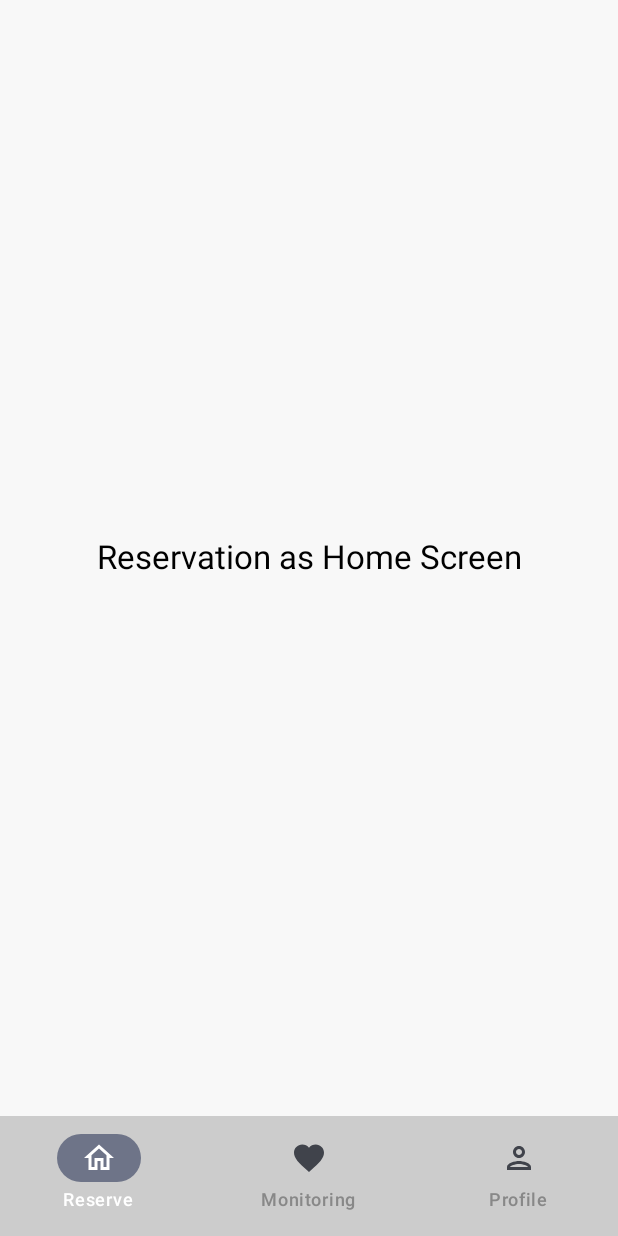
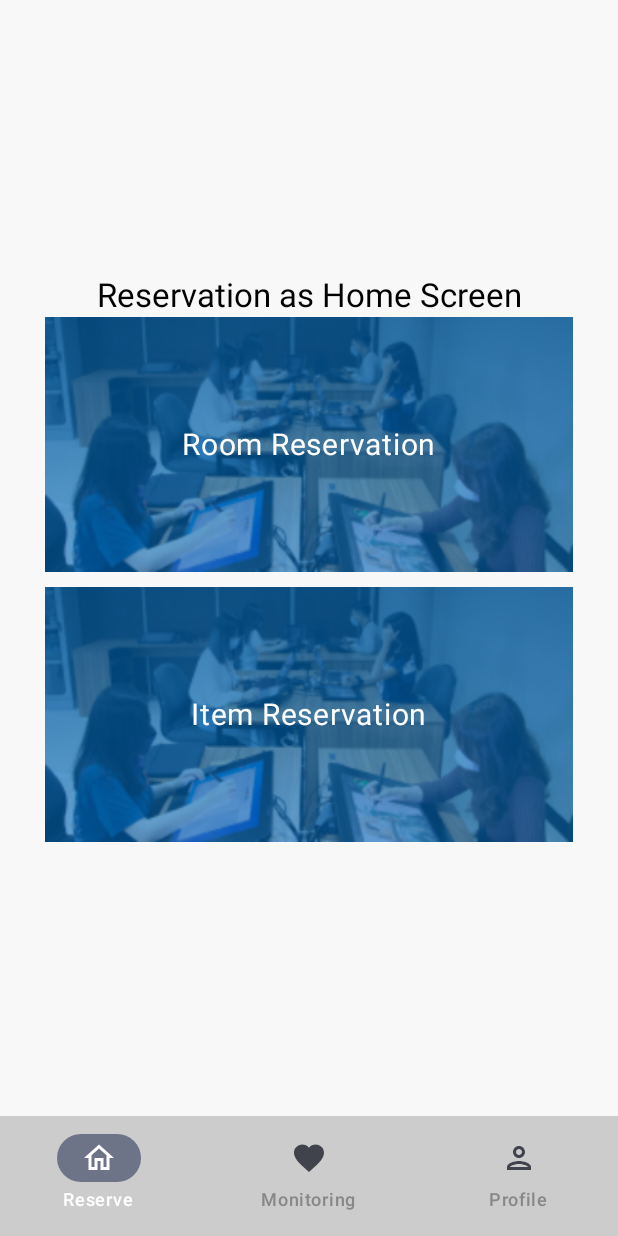
Before and after one commit to Lab-FSD-UMN/mobile-fsd-jetpack, an Android app built with Jetpack Compose: the screen it shows after launch (MainActivity), on a phone screen of 412 x 824 dp. Run offline under Robolectric (Android 15) with nearby library versions, the phone set to English and light mode, and no system bars.

Commit message:
update : app flow
+ reservation menu
* move NavigationGraph function to another file
+ new routes
+ buttonImage element

```diff
--- a/app/src/main/java/com/example/mobile_fsd_jetpack/MainActivity.kt
+++ b/app/src/main/java/com/example/mobile_fsd_jetpack/MainActivity.kt
@@ -35,20 +35,18 @@ import androidx.compose.runtime.remember
 import androidx.compose.ui.graphics.Color
 import androidx.compose.ui.graphics.vector.ImageVector
 import androidx.compose.ui.unit.dp
-import androidx.core.content.ContextCompat.startActivity
 import androidx.navigation.NavGraph.Companion.findStartDestination
 import androidx.navigation.NavHostController
 import androidx.navigation.compose.currentBackStackEntryAsState
-import com.example.mobile_fsd_jetpack.pages.MonitoringScreen
-import com.example.mobile_fsd_jetpack.pages.ProfileScreen
-import com.example.mobile_fsd_jetpack.pages.ReservationScreen
+import com.example.mobile_fsd_jetpack.navigation.NavigationGraph
 
 class MainActivity : ComponentActivity() {
     override fun onCreate(savedInstanceState: Bundle?) {
         super.onCreate(savedInstanceState)
 
         setContent {
-            val navController = rememberNavController()
+            val mainNavController = rememberNavController()
+//            val reservationNavController = rememberNavController()
             val context = LocalContext.current
             MobilefsdjetpackTheme {
                 val bottomBarHeight = 56.dp
@@ -58,7 +56,7 @@ class MainActivity : ComponentActivity() {
                 Scaffold(
                     bottomBar = {
                         BottomBar(
-                            navController = navController,
+                            navController = mainNavController,
                             state = buttonsVisible,
                             modifier = Modifier
                         )
@@ -71,7 +69,8 @@ class MainActivity : ComponentActivity() {
 //                            context.startActivity(intent)
 //                        }
 //                        else {
-                            NavigationGraph(navController = navController)
+                            NavigationGraph(navController = mainNavController)
+//                            ReservationNavigationGraph(navController = reservationNavController)
 //                        }
                     }
                 }
@@ -98,63 +97,38 @@ fun GreetingPreview() {
 }
 
 // Reference : https://www.c-sharpcorner.com/article/material-3-bottom-navigation-bar-in-jetpack-compose/
-sealed class Routes (
+sealed class MainNavRoutes (
     val route: String,
     val title: String? = null,
     val icon: ImageVector? = null
 ) {
-    object Reservation : Routes (
+    object Reservation : MainNavRoutes (
         route = "reservation_screen",
         title = "Reserve",
         icon = Icons.Outlined.Home
     )
 
-    object Monitoring : Routes (
+    object Monitoring : MainNavRoutes (
         route = "monitoring_screen",
         title = "Monitoring",
         icon = Icons.Outlined.Favorite
     )
 
-    object Profile : Routes (
+    object Profile : MainNavRoutes (
         route = "profile_screen",
         title = "Profile",
         icon = Icons.Outlined.Person
     )
 }
 
-// Screens to displayed are defined in another file /pages
-// Define Navigation Graph
-@Composable
-fun NavigationGraph(navController: NavHostController) {
-    NavHost(navController, startDestination = Routes.Reservation.route) {
-        composable("loginActivity") {
-            val context = LocalContext.current
-            val intent = Intent(context, LoginActivity::class.java)
-            context.startActivity(intent)
-        }
-        composable(Routes.Reservation.route) {
-            ReservationScreen()
-        }
-        composable(Routes.Monitoring.route) {
-            MonitoringScreen()
-        }
-        composable(Routes.Profile.route) {
-            ProfileScreen(navController = navController)
-        }
-    }
-}
-
-fun finish() {
-    TODO("Not yet implemented")
-}
-
+// Navigation graph is in another file /navigation
 // Create bottom navigation with Material 3
 @Composable
 fun BottomBar(
     navController: NavHostController, state: MutableState<Boolean>, modifier: Modifier = Modifier
 ) {
     val screens = listOf (
-        Routes.Reservation, Routes.Monitoring, Routes.Profile
+        MainNavRoutes.Reservation, MainNavRoutes.Monitoring, MainNavRoutes.Profile
     )
 
     NavigationBar (
@@ -172,6 +146,7 @@ fun BottomBar(
                 icon = {
                     Icon(imageVector = screen.icon!!, contentDescription = "")
                 },
+                // Nanti bisa ditambahin biar kalo routenya masih anakannya, berarti itu tetep selected (biar warnanya beda)
                 selected = currentRoute == screen.route,
                 onClick = {
                     navController.navigate(screen.route) {
--- /dev/null
+++ b/app/src/main/java/com/example/mobile_fsd_jetpack/navigation/NavigationGraph.kt
@@ -0,0 +1,46 @@
+package com.example.mobile_fsd_jetpack.navigation
+
+import android.content.Intent
+import androidx.compose.runtime.Composable
+import androidx.compose.ui.platform.LocalContext
+import androidx.navigation.NavHostController
+import androidx.navigation.compose.NavHost
+import androidx.navigation.compose.composable
+import com.example.mobile_fsd_jetpack.LoginActivity
+import com.example.mobile_fsd_jetpack.MainNavRoutes
+import com.example.mobile_fsd_jetpack.pages.MonitoringScreen
+import com.example.mobile_fsd_jetpack.pages.ProfileScreen
+import com.example.mobile_fsd_jetpack.pages.ReservationRoutes
+import com.example.mobile_fsd_jetpack.pages.ReservationScreen
+import com.example.mobile_fsd_jetpack.pages.reservation.ItemReservationScreen
+import com.example.mobile_fsd_jetpack.pages.reservation.RoomReservationScreen
+
+// Screens to displayed are defined in another file /pages
+// Define Navigation Graph
+@Composable
+fun NavigationGraph(navController: NavHostController) {
+    NavHost(navController, startDestination = MainNavRoutes.Reservation.route) {
+        composable("loginActivity") {
+            val context = LocalContext.current
+            val intent = Intent(context, LoginActivity::class.java)
+            context.startActivity(intent)
+        }
+        composable(MainNavRoutes.Reservation.route) {
+            ReservationScreen(navController = navController)
+        }
+        composable(MainNavRoutes.Monitoring.route) {
+            MonitoringScreen(navController = navController)
+        }
+        composable(MainNavRoutes.Profile.route) {
+            ProfileScreen(navController = navController)
+        }
+
+        // RESERVATION
+        composable(ReservationRoutes.RoomReservation.route) {
+            RoomReservationScreen(navController = navController)
+        }
+        composable(ReservationRoutes.ItemReservation.route) {
+            ItemReservationScreen(navController = navController)
+        }
+    }
+}
--- a/app/src/main/java/com/example/mobile_fsd_jetpack/pages/ProfileScreen.kt
+++ b/app/src/main/java/com/example/mobile_fsd_jetpack/pages/ProfileScreen.kt
@@ -37,7 +37,8 @@ fun ProfileScreen(navController: NavController ?= null) {
             text = "Profile Screen",
             style = MaterialTheme.typography.titleLarge,
             color = Color.Black,
-            modifier = Modifier.align(Alignment.CenterHorizontally),
+            modifier = Modifier
+                .align(Alignment.CenterHorizontally),
             textAlign = TextAlign.Center,
         )
 
--- a/app/src/main/java/com/example/mobile_fsd_jetpack/pages/ReservationScreen.kt
+++ b/app/src/main/java/com/example/mobile_fsd_jetpack/pages/ReservationScreen.kt
@@ -2,18 +2,33 @@ package com.example.mobile_fsd_jetpack.pages
 
 import androidx.compose.foundation.background
 import androidx.compose.foundation.layout.Column
+import androidx.compose.foundation.layout.Spacer
 import androidx.compose.foundation.layout.fillMaxSize
+import androidx.compose.foundation.layout.fillMaxWidth
+import androidx.compose.foundation.layout.height
+import androidx.compose.foundation.layout.padding
 import androidx.compose.foundation.layout.wrapContentSize
+import androidx.compose.foundation.shape.RoundedCornerShape
 import androidx.compose.material3.MaterialTheme
 import androidx.compose.material3.Text
 import androidx.compose.runtime.Composable
 import androidx.compose.ui.Alignment
 import androidx.compose.ui.Modifier
+import androidx.compose.ui.draw.clip
+import androidx.compose.ui.draw.scale
 import androidx.compose.ui.graphics.Color
 import androidx.compose.ui.text.style.TextAlign
 import androidx.compose.ui.tooling.preview.Preview
+import androidx.compose.ui.unit.dp
 import androidx.navigation.NavController
+import androidx.navigation.NavHostController
+import androidx.navigation.compose.NavHost
+import androidx.navigation.compose.composable
+import com.example.mobile_fsd_jetpack.MainNavRoutes
+import com.example.mobile_fsd_jetpack.R
+import com.example.mobile_fsd_jetpack.pages.reservation.ItemReservationScreen
 import com.example.mobile_fsd_jetpack.ui.theme.Background
+import com.example.mobile_fsd_jetpack.ui.theme.ButtonImage
 import com.example.mobile_fsd_jetpack.ui.theme.MobilefsdjetpackTheme
 
 @Composable
@@ -23,6 +38,7 @@ fun ReservationScreen(navController: NavController?= null) {
             .fillMaxSize()
             .background(color = Background)
             .wrapContentSize(Alignment.Center)
+            .padding(20.dp)
     ) {
         Text(
             text = "Reservation as Home Screen",
@@ -31,8 +47,61 @@ fun ReservationScreen(navController: NavController?= null) {
             modifier = Modifier.align(Alignment.CenterHorizontally),
             textAlign = TextAlign.Center,
         )
+        ButtonImage(
+            text = "Room Reservation",
+            image = R.drawable.room_reservation,
+            onClick = {},
+            route = ReservationRoutes.RoomReservation.route,
+            navController = navController,
+            modifier = Modifier
+                .fillMaxWidth()
+                .height(170.dp)
+                .clip(RoundedCornerShape(8.dp))
+        )
+
+        Spacer(modifier = Modifier.height(10.dp))
+
+        ButtonImage(
+            text = "Item Reservation",
+            image = R.drawable.room_reservation,
+            onClick = {},
+            route = ReservationRoutes.ItemReservation.route,
+            navController = navController,
+            modifier = Modifier
+                .fillMaxWidth()
+                .height(170.dp)
+                .clip(RoundedCornerShape(8.dp))
+        )
     }
 }
+
+sealed class ReservationRoutes (
+    val route: String,
+    val title: String? = null,
+) {
+    object RoomReservation : ReservationRoutes(
+        route = "room_reservation",
+        title = "Room Reservation"
+    )
+
+    object ItemReservation : ReservationRoutes(
+        route = "item_reservation",
+        title = "Item Reservation"
+    )
+}
+
+//@Composable
+//fun ReservationNavigationGraph(navController: NavHostController) {
+//    NavHost(navController, startDestination = ReservationRoutes.RoomReservation.route) {
+//        composable(ReservationRoutes.RoomReservation.route) {
+//            ReservationScreen(navController = navController)
+//        }
+//        composable(ReservationRoutes.ItemReservation.route) {
+//            ItemReservationScreen(navController = navController)
+//        }
+//        // yang form apa disini juga sekalian ya
+//    }
+//}
 
 @Preview(showBackground = true)
 @Composable
--- a/app/src/main/java/com/example/mobile_fsd_jetpack/ui/theme/Elements.kt
+++ b/app/src/main/java/com/example/mobile_fsd_jetpack/ui/theme/Elements.kt
@@ -1,14 +1,29 @@
 package com.example.mobile_fsd_jetpack.ui.theme
 
+import androidx.compose.foundation.Image
+import androidx.compose.foundation.clickable
+import androidx.compose.foundation.layout.Arrangement
+import androidx.compose.foundation.layout.Box
+import androidx.compose.foundation.layout.Column
+import androidx.compose.foundation.layout.fillMaxSize
+import androidx.compose.foundation.layout.fillMaxWidth
+import androidx.compose.foundation.layout.height
+import androidx.compose.foundation.shape.RoundedCornerShape
 import androidx.compose.material3.Button
 import androidx.compose.material3.ButtonDefaults
 import androidx.compose.material3.MaterialTheme
 import androidx.compose.material3.Text
 import androidx.compose.runtime.Composable
+import androidx.compose.ui.Alignment
 import androidx.compose.ui.Modifier
+import androidx.compose.ui.draw.clip
+import androidx.compose.ui.draw.scale
 import androidx.compose.ui.graphics.Color
+import androidx.compose.ui.res.painterResource
+import androidx.compose.ui.unit.dp
 import androidx.compose.ui.unit.sp
 import androidx.navigation.NavController
+import com.example.mobile_fsd_jetpack.R
 
 @Composable
 fun PrimaryTextButton(
@@ -53,3 +68,46 @@ fun TextButton(text: String, textColor: Color, bgColor: Color, onClick: () -> Un
         )
     }
 }
+
+@Composable
+fun ButtonImage(
+    text: String,
+    image: Int,
+    onClick: () -> Unit,
+    navController: NavController ?= null,
+    route: String ?= null,
+    modifier: Modifier = Modifier
+) {
+    Box(
+        modifier = modifier
+    ) {
+        Image(
+            painter = painterResource(id = image),
+            contentDescription = "Room Reservation",
+            modifier = Modifier
+                .fillMaxSize()
+                .clip(RoundedCornerShape(8.dp))
+                .scale(1f, 1f)
+//                     .contentScale(ContentScale.Crop)
+        )
+
+        Column(
+            modifier = Modifier
+                .fillMaxSize()
+                .clickable {
+                    onClick()
+                    route?.let { route ->
+                        navController?.navigate(route)
+                    }
+                },
+            verticalArrangement = Arrangement.Center,
+            horizontalAlignment = Alignment.CenterHorizontally
+        ) {
+            Text(
+                text = text,
+                fontSize = 20.sp,
+                color = Color.White
+            )
+        }
+    }
+}
```
Also changed, not shown: app/src/main/java/com/example/mobile_fsd_jetpack/pages/reservation/ItemReservationScreen.kt (added, +36 -0 lines), app/src/main/java/com/example/mobile_fsd_jetpack/pages/reservation/RoomReservationScreen.kt (added, +36 -0 lines), app/src/main/res/drawable/room_reservation.png (added).
